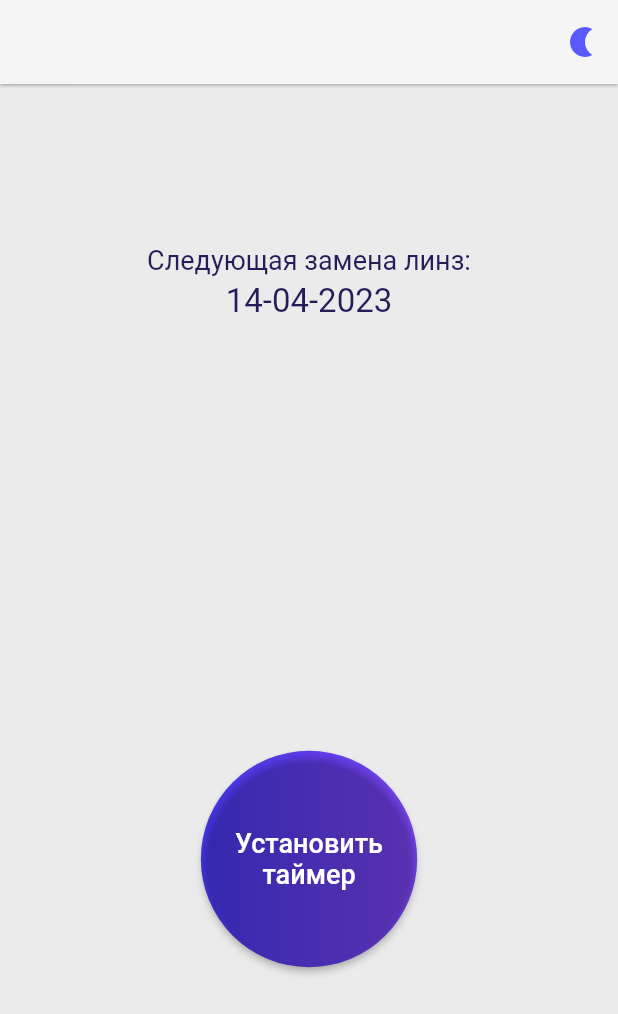
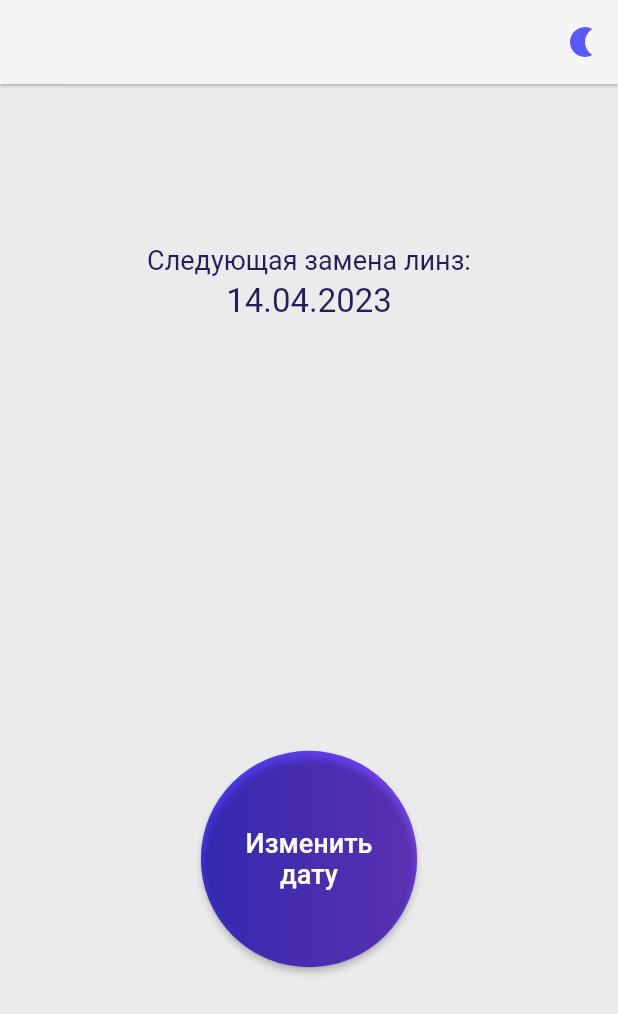
Before and after one commit to CactuZzRm/lens_notification_app, a Flutter app: the screen it shows after launch, after a tap on "Установить таймер", on a phone screen of 412 x 824 dp. Shown: the top 1014 px of the screen. Run offline on Flutter 3.47's test engine with Material 2 defaults, Android fonts, the light colour scheme and no system bars; our stand-ins replace flutter_riverpod.

Commit message:
fixed design

```diff
--- a/lib/home_page/home_page.dart
+++ b/lib/home_page/home_page.dart
@@ -53,10 +53,15 @@ class _HomePageState extends ConsumerState<HomePage> {
                   ),
                 ),
                 secondChild: InkWell(
-                  borderRadius: BorderRadius.circular(15),
                   onTap: () => setState(() {
                     isFullDate = !isFullDate;
                   }),
+                  onLongPress: () {
+                    // Какое-нибудь пояснение
+                    // Наверное flush-bar
+                  },
+                  splashColor: const Color.fromRGBO(55, 36, 150, 0.3), // расплывающийся при нажатии на фоне цвет
+                  highlightColor: const Color.fromRGBO(255, 255, 255, 0.1), // Цвет блика
                   child: AnimatedCrossFade(
                     firstChild: Column(
                       children: [
@@ -69,7 +74,7 @@ class _HomePageState extends ConsumerState<HomePage> {
                         ),
                         const SizedBox(height: 4),
                         Text(
-                          DateFormat('dd-MM-yyyy').format(endDate ?? DateTime.now()),
+                          DateFormat('dd.MM.yyyy').format(endDate ?? DateTime.now()),
                           textAlign: TextAlign.center,
                           style: const TextStyle(
                             fontSize: 22,
@@ -88,7 +93,9 @@ class _HomePageState extends ConsumerState<HomePage> {
                         ),
                         const SizedBox(height: 4),
                         Text(
-                          endDate != null ? endDate.difference(DateTime.now()).inDays.toString() : 'Что-то пошло не так',
+                          endDate != null
+                              ? endDate.difference(DateTime.now()).inDays.toString()
+                              : 'Что-то пошло не так',
                           textAlign: TextAlign.center,
                           style: const TextStyle(
                             fontSize: 22,
@@ -101,7 +108,7 @@ class _HomePageState extends ConsumerState<HomePage> {
                   ),
                 ),
                 crossFadeState: endDate == null ? CrossFadeState.showFirst : CrossFadeState.showSecond,
-                duration: const Duration(milliseconds: 220),
+                duration: const Duration(milliseconds: 150),
               ),
               Container(
                 width: deviceSize.width * 0.35,
@@ -129,10 +136,10 @@ class _HomePageState extends ConsumerState<HomePage> {
                       deviceSize.height * 0.35,
                     ),
                   ),
-                  child: const Text(
-                    'Установить таймер',
+                  child: Text(
+                    endDate == null ? 'Установить таймер' : 'Изменить дату',
                     textAlign: TextAlign.center,
-                    style: TextStyle(
+                    style: const TextStyle(
                       fontSize: 18,
                     ),
                   ),
```
